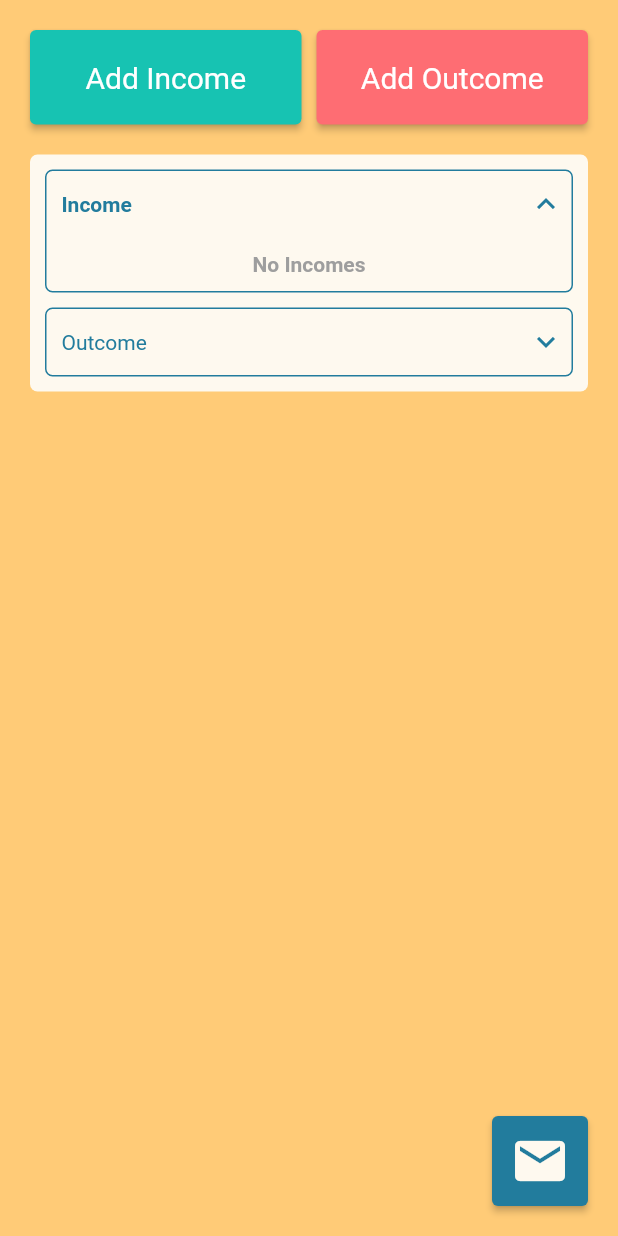
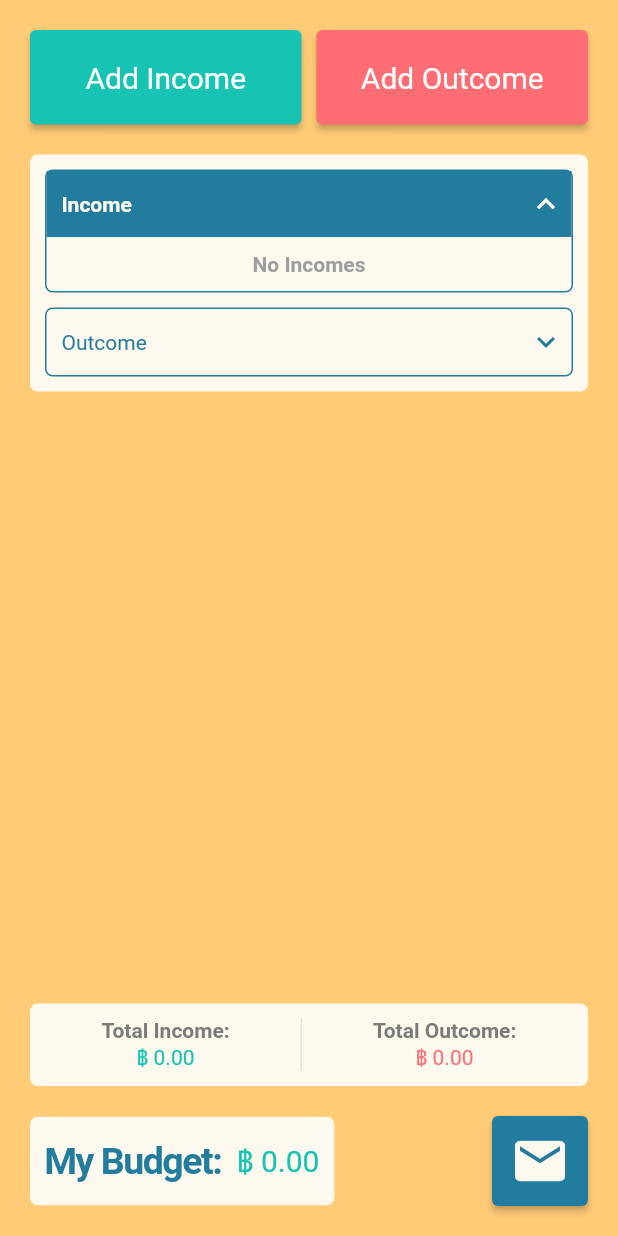
Before and after one commit to Nico-Strella/myBudget_frontend, a Flutter app: the screen it shows after launch, after a tap on "Income", on a phone screen of 412 x 824 dp. Run offline on Flutter 3.47's test engine with Material 2 defaults, Android fonts, the phone set to English and light mode, and no system bars; drawn by our look-alikes of auto_size_text; our stand-ins replace csv, shared_preferences; missing offline and left inert: flutter_email_sender.

Commit message:
added more information such like total income and outcome and actual budget and some animations too

```diff
--- a/mybudget/lib/main.dart
+++ b/mybudget/lib/main.dart
@@ -11,7 +11,7 @@ void main() {
         title: 'My Budget',
         debugShowCheckedModeBanner: false,
         home: Consumer<AppProvider>(
-          builder: (ctx, provider, child) => Home(appProvider: provider, ctx: ctx),
+          builder: (ctx, provider, child) => Home(appProvider: provider),
         ),
       ),
     ),
--- a/mybudget/lib/src/blocs/app_provider.dart
+++ b/mybudget/lib/src/blocs/app_provider.dart
@@ -7,22 +7,29 @@ import 'package:mybudget/src/utils/preferences.dart';
 class AppProvider with ChangeNotifier {
   final List<MoneyMovement> _incomeList = [];
   final List<MoneyMovement> _outcomeList = [];
+  double _totalIncome = 0;
+  double _totalOutcome = 0;
+  double _myBudget = 0;
 
   List<MoneyMovement> get incomeList => _incomeList;
   List<MoneyMovement> get outcomeList => _outcomeList;
+  double get totalIncome => _totalIncome;
+  double get totalOutcome => _totalOutcome;
+  double get myBudget => _myBudget;
 
   Future<void> init() async {
     String incomes = await getIncomes();
     if (incomes.isNotEmpty) {
-      dynamic incomeList = incomes.isEmpty ? [] : json.decode(incomes)['incomes'];
+      dynamic savedIncomeList = incomes.isEmpty ? [] : json.decode(incomes)['incomes'];
 
-      if (incomeList != null) {
-        for (var element in incomeList) {
+      if (savedIncomeList != null && _incomeList.isEmpty) {
+        for (var element in savedIncomeList) {
           MoneyMovement mappedElement = MoneyMovement(
             date: DateTime.fromMillisecondsSinceEpoch(element['date']),
             detail: element['detail'],
             amount: element['amount'],
           );
+          _totalIncome += mappedElement.amount;
           _incomeList.add(mappedElement);
         }
       }
@@ -30,19 +37,22 @@ class AppProvider with ChangeNotifier {
 
     String outcomes = await getOutcomes();
     if (outcomes.isNotEmpty) {
-      dynamic outcomeList = outcomes.isEmpty ? [] : json.decode(outcomes)['outcomes'];
+      dynamic savedOutcomeList = outcomes.isEmpty ? [] : json.decode(outcomes)['outcomes'];
 
-      if (outcomeList != null) {
-        for (var element in outcomeList) {
+      if (savedOutcomeList != null && _outcomeList.isEmpty) {
+        for (var element in savedOutcomeList) {
           MoneyMovement mappedElement = MoneyMovement(
             date: DateTime.fromMillisecondsSinceEpoch(element['date']),
             detail: element['detail'],
             amount: element['amount'],
           );
+          _totalOutcome += mappedElement.amount;
           _outcomeList.add(mappedElement);
         }
       }
     }
+
+    _myBudget = _totalIncome - _totalOutcome;
 
     notifyListeners();
   }
@@ -58,6 +68,9 @@ class AppProvider with ChangeNotifier {
       incomeJson.add(element.toMap());
     }
 
+    _totalIncome += income.amount;
+    _myBudget = _totalIncome - _totalOutcome;
+
     setIncome(json.encode({'incomes': incomeJson}));
     notifyListeners();
   }
@@ -70,6 +83,9 @@ class AppProvider with ChangeNotifier {
     for (var element in _outcomeList) {
       outcomeJson.add(element.toMap());
     }
+
+    _totalOutcome += outcome.amount;
+    _myBudget = _totalIncome - _totalOutcome;
 
     setOutcome(json.encode({'outcomes': outcomeJson}));
     notifyListeners();
@@ -108,10 +124,16 @@ class AppProvider with ChangeNotifier {
 
   void editIncomeOutcome(MoneyMovement editedItem, int index, String type) async {
     if (type == 'income') {
+      _totalIncome += editedItem.amount - _incomeList[index].amount;
+
       _incomeList[index] = editedItem;
     } else if (type == 'outcome') {
+      _totalOutcome += editedItem.amount - _outcomeList[index].amount;
+
       _outcomeList[index] = editedItem;
     }
+
+    _myBudget = _totalIncome - _totalOutcome;
 
     _updateCookies(type);
     notifyListeners();
@@ -121,10 +143,26 @@ class AppProvider with ChangeNotifier {
 
   void deleteIncomeOutcome(int index, String type) {
     if (type == 'income') {
+      _totalIncome -= _incomeList[index].amount;
       _incomeList.removeAt(index);
     } else if (type == 'outcome') {
+      _totalOutcome -= _outcomeList[index].amount;
       _outcomeList.removeAt(index);
     }
+    _myBudget = _totalIncome - _totalOutcome;
+    _updateCookies(type);
+    notifyListeners();
+  }
+
+  void deleteAllIncomeOutcome({required String type}) {
+    if (type == 'Income') {
+      _totalIncome = 0;
+      _incomeList.clear();
+    } else if (type == 'Outcome') {
+      _totalOutcome = 0;
+      _outcomeList.clear();
+    }
+    _myBudget = _totalIncome - _totalOutcome;
     _updateCookies(type);
     notifyListeners();
   }
--- a/mybudget/lib/src/pages/home.dart
+++ b/mybudget/lib/src/pages/home.dart
@@ -1,13 +1,15 @@
 import 'package:flutter/material.dart';
+import 'package:mybudget/src/blocs/app_provider.dart';
 import 'package:mybudget/src/pages/widgets/action_buttons.dart';
 import 'package:mybudget/src/pages/widgets/body.dart';
+import 'package:mybudget/src/pages/widgets/my_budget.dart';
 import 'package:mybudget/src/pages/widgets/sub_action_buttons.dart';
+import 'package:mybudget/src/pages/widgets/total_income_outcome.dart';
 import 'package:mybudget/src/utils/colors.dart';
 
 class Home extends StatelessWidget {
-  final appProvider;
-  final BuildContext ctx;
-  Home({Key? key, required this.appProvider, required this.ctx}) : super(key: key);
+  final AppProvider appProvider;
+  const Home({Key? key, required this.appProvider}) : super(key: key);
 
   @override
   Widget build(BuildContext context) {
@@ -19,7 +21,7 @@ class Home extends StatelessWidget {
           color: ThemeColors.yellow,
           child: Column(
             children: [
-              ActionButtons(appProvider: appProvider),
+              const ActionButtons(),
               const SizedBox(
                 height: 20,
               ),
@@ -28,13 +30,24 @@ class Home extends StatelessWidget {
                   child: Body(appProvider: appProvider),
                 ),
               ),
-              Expanded(
-                child: Column(
-                  mainAxisAlignment: MainAxisAlignment.end,
-                  children: const [
-                    SubActionButtons(),
-                  ],
-                ),
+              const SizedBox(
+                height: 20,
+              ),
+              Column(
+                mainAxisAlignment: MainAxisAlignment.end,
+                children: [
+                  const TotalIncomeOutcome(),
+                  const SizedBox(
+                    height: 20,
+                  ),
+                  Row(
+                    mainAxisAlignment: MainAxisAlignment.spaceBetween,
+                    children: const [
+                      MyBudget(),
+                      SubActionButtons(),
+                    ],
+                  ),
+                ],
               ),
             ],
           ),
--- a/mybudget/lib/src/pages/widgets/action_buttons.dart
+++ b/mybudget/lib/src/pages/widgets/action_buttons.dart
@@ -3,24 +3,26 @@ import 'package:mybudget/src/blocs/app_provider.dart';
 import 'package:mybudget/src/utils/colors.dart';
 import 'package:mybudget/src/widgets/buttons/add_button.dart';
 import 'package:mybudget/src/widgets/dialogs/add_income__outcome_dialog.dart';
+import 'package:provider/provider.dart';
 
 class ActionButtons extends StatelessWidget {
-  final AppProvider appProvider;
-  const ActionButtons({Key? key, required this.appProvider}) : super(key: key);
+  const ActionButtons({Key? key}) : super(key: key);
 
   @override
   Widget build(BuildContext context) {
+    final _appProvider = Provider.of<AppProvider>(context);
+
     void onPressIncome() async {
       List<dynamic> response = await AddIncomeOutcomeDialog.addIncomeOutcomeDialog(context, "income");
       if (response.length > 1 && response[0] == AddIncomeOutcomeAction.ok) {
-        appProvider.addIncome(response[1]);
+        _appProvider.addIncome(response[1]);
       }
     }
 
     void onPressOutcome() async {
       List<dynamic> response = await AddIncomeOutcomeDialog.addIncomeOutcomeDialog(context, "outcome");
       if (response.length > 1 && response[0] == AddIncomeOutcomeAction.ok) {
-        appProvider.addOutcome(response[1]);
+        _appProvider.addOutcome(response[1]);
       }
     }
 
--- a/mybudget/lib/src/pages/widgets/body.dart
+++ b/mybudget/lib/src/pages/widgets/body.dart
@@ -38,20 +38,28 @@ class _BodyState extends State<Body> {
               ),
               color: ThemeColors.white,
             ),
+            child: SingleChildScrollView(
               child: Column(
                 children: [
                   Expandable(
                     text: 'Income',
+                    appProvider: widget.appProvider,
                     child: widget.appProvider.incomeList.isNotEmpty
-                      ? ListView.builder(
+                        ? Center(
+                            child: ListView.builder(
                               shrinkWrap: true,
+                              physics: const NeverScrollableScrollPhysics(),
                               itemBuilder: (BuildContext ctxt, int index) {
                                 return CustomListItem(item: widget.appProvider.incomeList[index], index: index, type: "income");
                               },
                               itemCount: widget.appProvider.incomeList.length,
+                            ),
                           )
-                      : const Center(
+                        : const Padding(
+                            padding: EdgeInsets.all(10.0),
+                            child: Center(
                               child: Text('No Incomes', style: TextStyle(color: Colors.grey, fontWeight: FontWeight.bold)),
+                            ),
                           ),
                   ),
                   const SizedBox(
@@ -59,20 +67,26 @@ class _BodyState extends State<Body> {
                   ),
                   Expandable(
                     text: 'Outcome',
+                    appProvider: widget.appProvider,
                     child: widget.appProvider.outcomeList.isNotEmpty
                         ? ListView.builder(
                             shrinkWrap: true,
+                            physics: const NeverScrollableScrollPhysics(),
                             itemBuilder: (BuildContext ctxt, int index) {
                               return CustomListItem(item: widget.appProvider.outcomeList[index], index: index, type: "outcome");
                             },
                             itemCount: widget.appProvider.outcomeList.length,
                           )
-                      : const Center(
+                        : const Padding(
+                            padding: EdgeInsets.all(10.0),
+                            child: Center(
                               child: Text('No Outcomes', style: TextStyle(color: Colors.grey, fontWeight: FontWeight.bold)),
+                            ),
                           ),
                   ),
                 ],
               ),
+            ),
           );
   }
 }
--- a/mybudget/lib/src/pages/widgets/custom_list_item.dart
+++ b/mybudget/lib/src/pages/widgets/custom_list_item.dart
@@ -40,6 +40,7 @@ class _CustomListItemState extends State<CustomListItem> with SingleTickerProvid
     void editItem() async {
       if (isDeleteIconShown) {
         setState(() {
+          _animationController.reverse();
           isDeleteIconShown = false;
         });
       }
@@ -51,6 +52,7 @@ class _CustomListItemState extends State<CustomListItem> with SingleTickerProvid
 
     void _deleteItem() async {
       setState(() {
+        _animationController.reverse();
         isDeleteIconShown = false;
       });
       Provider.of<AppProvider>(context, listen: false).deleteIncomeOutcome(widget.index, widget.type);
--- /dev/null
+++ b/mybudget/lib/src/pages/widgets/my_budget.dart
@@ -0,0 +1,42 @@
+import 'package:auto_size_text/auto_size_text.dart';
+import 'package:flutter/material.dart';
+import 'package:intl/intl.dart';
+import 'package:mybudget/src/blocs/app_provider.dart';
+import 'package:mybudget/src/utils/colors.dart';
+import 'package:provider/provider.dart';
+
+class MyBudget extends StatelessWidget {
+  const MyBudget({Key? key}) : super(key: key);
+
+  @override
+  Widget build(BuildContext context) {
+    final _appProvider = Provider.of<AppProvider>(context);
+    return Container(
+      padding: const EdgeInsets.symmetric(horizontal: 10, vertical: 15),
+      decoration: const BoxDecoration(
+        borderRadius: BorderRadius.all(
+          Radius.circular(5),
+        ),
+        color: ThemeColors.white,
+      ),
+      child: Row(
+        children: [
+          const AutoSizeText(
+            'My Budget:',
+            style: TextStyle(fontSize: 25, fontWeight: FontWeight.bold, color: ThemeColors.blue, letterSpacing: -1),
+          ),
+          const SizedBox(
+            width: 10,
+          ),
+          Text(
+            '฿ ${NumberFormat("#,##0.00", "en_US").format(_appProvider.myBudget)}',
+            style: TextStyle(
+              color: _appProvider.myBudget < 0 ? ThemeColors.red : ThemeColors.green,
+              fontSize: 20,
+            ),
+          ),
+        ],
+      ),
+    );
+  }
+}
--- /dev/null
+++ b/mybudget/lib/src/pages/widgets/total_income_outcome.dart
@@ -0,0 +1,69 @@
+import 'package:flutter/material.dart';
+import 'package:intl/intl.dart';
+import 'package:mybudget/src/blocs/app_provider.dart';
+import 'package:mybudget/src/utils/colors.dart';
+import 'package:provider/provider.dart';
+
+class TotalIncomeOutcome extends StatefulWidget {
+  const TotalIncomeOutcome({Key? key}) : super(key: key);
+
+  @override
+  State<TotalIncomeOutcome> createState() => _TotalIncomeOutcomeState();
+}
+
+class _TotalIncomeOutcomeState extends State<TotalIncomeOutcome> {
+  @override
+  Widget build(BuildContext context) {
+    final _appProvider = Provider.of<AppProvider>(context);
+
+    return Container(
+      decoration: const BoxDecoration(
+        borderRadius: BorderRadius.all(
+          Radius.circular(5),
+        ),
+        color: ThemeColors.white,
+      ),
+      padding: const EdgeInsets.all(10),
+      child: IntrinsicHeight(
+        child: Row(
+          mainAxisAlignment: MainAxisAlignment.spaceEvenly,
+          children: [
+            Column(
+              children: [
+                const Text(
+                  'Total Income:',
+                  style: TextStyle(fontWeight: FontWeight.bold, color: ThemeColors.lightgrey),
+                ),
+                const SizedBox(
+                  width: 5,
+                ),
+                Text(
+                  '฿ ${NumberFormat("#,##0.00", "en_US").format(_appProvider.totalIncome)}',
+                  style: const TextStyle(color: ThemeColors.green),
+                ),
+              ],
+            ),
+            const VerticalDivider(
+              width: 20,
+            ),
+            Column(
+              children: [
+                const Text(
+                  'Total Outcome:',
+                  style: TextStyle(fontWeight: FontWeight.bold, color: ThemeColors.lightgrey),
+                ),
+                const SizedBox(
+                  width: 5,
+                ),
+                Text(
+                  '฿ ${NumberFormat("#,##0.00", "en_US").format(_appProvider.totalOutcome)}',
+                  style: const TextStyle(color: ThemeColors.red),
+                ),
+              ],
+            ),
+          ],
+        ),
+      ),
+    );
+  }
+}
--- a/mybudget/lib/src/utils/colors.dart
+++ b/mybudget/lib/src/utils/colors.dart
@@ -6,6 +6,9 @@ class ThemeColors {
   static const yellow = Color(0xFFFFCB77);
   static const green = Color(0xFF17C3B2);
   static const blue = Color(0xFF227C9D);
-  static const black = Color(0xFF373F51);
+  static const darkblue = Color(0xFF264653);
+  static const black = Color(0xFF2C2C2B);
+  static const lightgrey = Color(0xFF7B7B79);
+  static const grey = Color(0xFF474745);
   static const transparentBlue = Color(0x07227C9D);
 }
--- a/mybudget/lib/src/widgets/dialogs/add_income__outcome_dialog.dart
+++ b/mybudget/lib/src/widgets/dialogs/add_income__outcome_dialog.dart
@@ -95,6 +95,7 @@ class _AddIncomeOutcomeFormState extends State<AddIncomeOutcomeForm> {
                   controller: _detailController,
                   enableSuggestions: false,
                   autocorrect: false,
+                  textCapitalization: TextCapitalization.sentences,
                   decoration: const InputDecoration(
                     labelText: 'Detail',
                     contentPadding: EdgeInsets.only(left: 0),
--- a/mybudget/lib/src/widgets/dialogs/edit_income__outcome_dialog.dart
+++ b/mybudget/lib/src/widgets/dialogs/edit_income__outcome_dialog.dart
@@ -106,6 +106,7 @@ class _EditIncomeOutcomeFormState extends State<EditIncomeOutcomeForm> {
                   controller: _detailController,
                   enableSuggestions: false,
                   autocorrect: false,
+                  textCapitalization: TextCapitalization.sentences,
                   decoration: const InputDecoration(
                     labelText: 'Detail',
                     contentPadding: EdgeInsets.only(left: 0),
--- a/mybudget/lib/src/widgets/expandable/expandable.dart
+++ b/mybudget/lib/src/widgets/expandable/expandable.dart
@@ -1,22 +1,55 @@
 import 'package:auto_size_text/auto_size_text.dart';
 import 'package:flutter/material.dart';
+import 'package:mybudget/src/blocs/app_provider.dart';
 import 'package:mybudget/src/utils/colors.dart';
 
 class Expandable extends StatefulWidget {
   final String text;
   final Widget child;
+  final AppProvider appProvider;
 
-  const Expandable({Key? key, required this.text, required this.child}) : super(key: key);
+  const Expandable({Key? key, required this.text, required this.appProvider, required this.child}) : super(key: key);
 
   @override
   _ExpandableState createState() => _ExpandableState();
 }
 
-class _ExpandableState extends State<Expandable> {
+class _ExpandableState extends State<Expandable> with TickerProviderStateMixin {
+  late AnimationController _deleteIconAnimationController;
+  late AnimationController _expandAnimationController;
   bool isExpanded = false;
+  bool isDeleteIconShown = false;
+
+  @override
+  void initState() {
+    _deleteIconAnimationController = AnimationController(
+      vsync: this,
+      duration: const Duration(milliseconds: 200),
+    );
+    _expandAnimationController = AnimationController(
+      vsync: this,
+      duration: const Duration(milliseconds: 500),
+    );
+    super.initState();
+  }
+
+  @override
+  void dispose() {
+    _deleteIconAnimationController.dispose();
+    _expandAnimationController.dispose();
+    super.dispose();
+  }
 
   @override
   Widget build(BuildContext context) {
+    void _deleteAll() {
+      widget.appProvider.deleteAllIncomeOutcome(type: widget.text);
+      setState(() {
+        _deleteIconAnimationController.reverse();
+        isDeleteIconShown = false;
+      });
+    }
+
     return Container(
       decoration: BoxDecoration(
         border: Border.all(
@@ -28,37 +61,99 @@ class _ExpandableState extends State<Expandable> {
       ),
       child: Column(
         children: [
-          InkWell(
+          GestureDetector(
+            onPanUpdate: (details) {
+              if ((widget.text == "Income" && widget.appProvider.incomeList.isNotEmpty) || (widget.text == "Outcome" && widget.appProvider.outcomeList.isNotEmpty)) {
+                // Swiping in right direction.
+                if (details.delta.dx > 0) {
+                  setState(() {
+                    _deleteIconAnimationController.reverse();
+                    isDeleteIconShown = false;
+                  });
+                }
+
+                // Swiping in left direction.
+                if (details.delta.dx < 0) {
+                  setState(() {
+                    _deleteIconAnimationController.forward();
+                    isDeleteIconShown = true;
+                  });
+                }
+              }
+            },
+            child: InkWell(
               onTap: () {
                 setState(() {
+                  if (isDeleteIconShown) {
+                    setState(() {
+                      _deleteIconAnimationController.reverse();
+                      isDeleteIconShown = false;
+                    });
+                  }
+                  if (isExpanded) {
+                    _expandAnimationController.reverse();
+                  } else {
+                    _expandAnimationController.forward();
+                  }
                   isExpanded = !isExpanded;
                 });
               },
-            child: Padding(
+              child: Row(
+                mainAxisAlignment: MainAxisAlignment.end,
+                children: [
+                  Expanded(
+                    child: Container(
                       padding: const EdgeInsets.only(left: 10, right: 5, top: 10, bottom: 10),
+                      color: isExpanded ? ThemeColors.blue : Colors.transparent,
                       child: Row(
                         mainAxisAlignment: MainAxisAlignment.spaceBetween,
                         children: [
                           AutoSizeText(
                             widget.text,
                             style: TextStyle(
-                      color: ThemeColors.blue,
+                              color: isExpanded ? ThemeColors.white : ThemeColors.blue,
                               fontWeight: isExpanded ? FontWeight.bold : FontWeight.normal,
                             ),
                           ),
-                  Icon(isExpanded ? Icons.expand_less : Icons.expand_more, color: ThemeColors.blue),
+                          Icon(isExpanded ? Icons.expand_less : Icons.expand_more, color: isExpanded ? ThemeColors.white : ThemeColors.blue),
+                        ],
+                      ),
+                    ),
+                  ),
+                  if (isDeleteIconShown)
+                    FadeTransition(
+                      opacity: _deleteIconAnimationController,
+                      child: InkWell(
+                        onTap: () => _deleteAll(),
+                        child: Container(
+                          padding: const EdgeInsets.symmetric(vertical: 10, horizontal: 10),
+                          decoration: const BoxDecoration(
+                            borderRadius: BorderRadius.only(
+                              topRight: Radius.circular(4),
+                            ),
+                            color: ThemeColors.red,
+                          ),
+                          child: const Center(
+                            child: Icon(
+                              Icons.delete,
+                              color: ThemeColors.white,
+                            ),
+                          ),
+                        ),
+                      ),
+                    ),
                 ],
               ),
             ),
           ),
           if (isExpanded)
-            Padding(
-              padding: const EdgeInsets.only(bottom: 10),
+            SizeTransition(
+              sizeFactor: CurvedAnimation(
+                parent: _expandAnimationController,
+                curve: Curves.fastOutSlowIn,
+              ),
               child: Column(
                 children: [
-                  const SizedBox(
-                    height: 10,
-                  ),
                   widget.child,
                 ],
               ),
```
Lines whose indentation alone changed are shown as unchanged.
